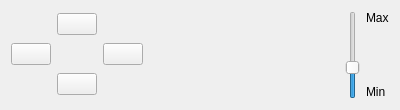
This is plugins/TelescopeControl/src/INDI/INDIControlWidget.ui in 519984307/stellarium_src as Qt 5 draws it before an edit. The edited form follows.
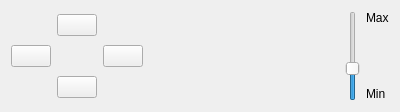
This is the edited form. Icons and pictures are not drawn.

The edit to the form file:
```diff
--- a/plugins/TelescopeControl/src/INDI/INDIControlWidget.ui
+++ b/plugins/TelescopeControl/src/INDI/INDIControlWidget.ui
@@ -7,7 +7,7 @@
     <x>0</x>
     <y>0</y>
     <width>400</width>
-    <height>110</height>
+    <height>112</height>
    </rect>
   </property>
   <property name="sizePolicy">
```
